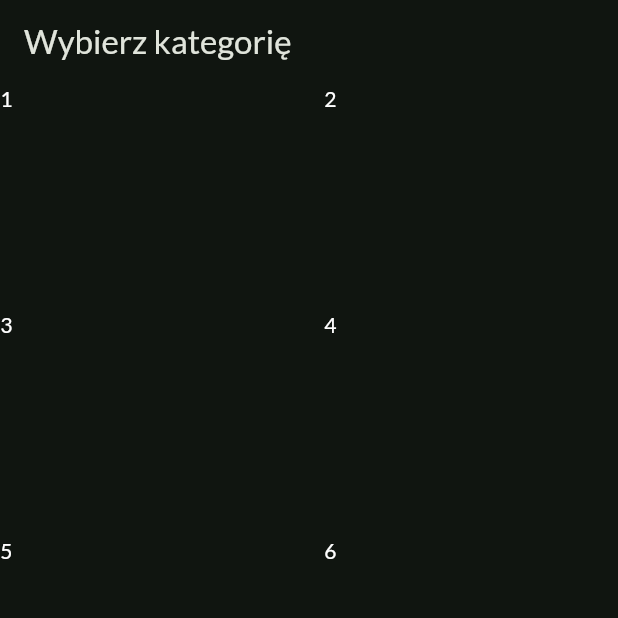
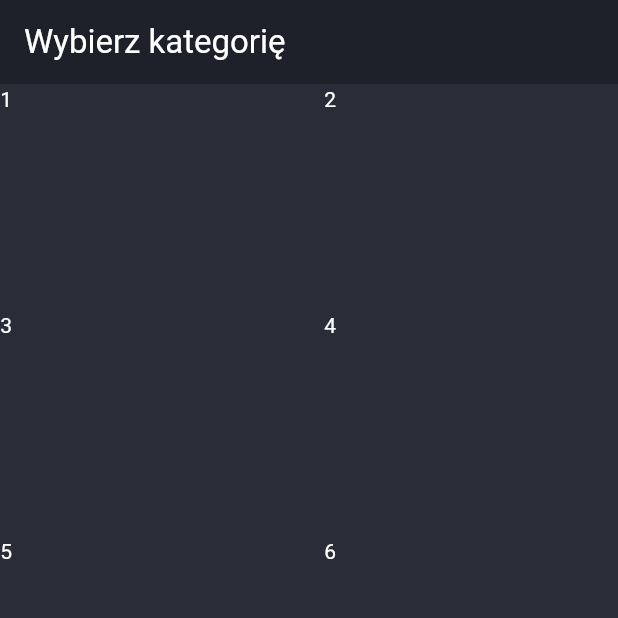
Before and after one commit to LukaszStawarz/flutter_cooking_book, a Flutter app: the screen it shows after launch, on a phone screen of 412 x 824 dp, the top half of it. Run offline on Flutter 3.47's test engine with Material 3 defaults, Android fonts, the phone set to English and light mode, and no system bars.

Commit message:
update 06/06/24

```diff
--- a/lib/kategorie.dart
+++ b/lib/categories.dart
@@ -7,7 +7,11 @@
   Widget build(BuildContext context) {
     return Scaffold(
       appBar: AppBar(
-        title: Text('Wybierz kategorię'),
+        backgroundColor: Colors.black26,
+        title: Text(
+          'Wybierz kategorię',
+          style: TextStyle(color: Colors.white),
+        ),
       ),
       body: GridView(
         gridDelegate: const SliverGridDelegateWithFixedCrossAxisCount(
--- a/lib/main.dart
+++ b/lib/main.dart
@@ -1,15 +1,5 @@
 import 'package:flutter/material.dart';
-import 'package:google_fonts/google_fonts.dart';
-import 'package:ksiazkakucharska/kategorie.dart';
-
-final theme = ThemeData(
-  useMaterial3: true,
-  colorScheme: ColorScheme.fromSeed(
-    brightness: Brightness.dark,
-    seedColor: const Color(0xff34A853),
-  ),
-  textTheme: GoogleFonts.latoTextTheme(),
-);
+import 'package:ksiazkakucharska/categories.dart';
 
 void main() {
   runApp(const MyApp());
@@ -21,6 +11,10 @@
   @override
   Widget build(BuildContext context) {
     // TODO: implement build
-    return MaterialApp(theme: theme, home: CategoriesScreen());
+    return MaterialApp(
+        theme: ThemeData(
+          scaffoldBackgroundColor: const Color.fromRGBO(42, 44, 56, 1),
+        ),
+        home: CategoriesScreen());
   }
 }
```
Also changed, not shown: lib/data/dummy_data.dart (added, +55 -0 lines), lib/models/category.dart (added, +12 -0 lines).
